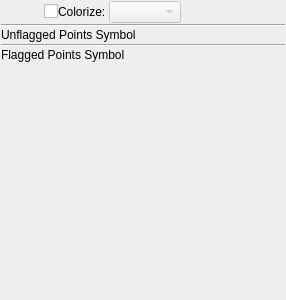
Old version of the form code/plotms/GuiTabs/PlotMSDataSymbolWidget.ui in the repository radio-astro/casa.
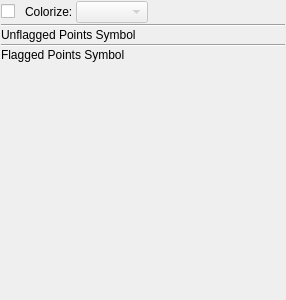
New version of the form.

Commit message: New Development: No             JIRA Issue: CAS-7607         Ready for Test: Yes      Interface Changes: What Interface Changed:          Test Programs:   Put in Release Notes: No              Module(s): plotms            Description: Plotms GUI spacers added for better display on Mac

What changed in the file:
```diff
--- a/code/plotms/GuiTabs/PlotMSDataSymbolWidget.ui
+++ b/code/plotms/GuiTabs/PlotMSDataSymbolWidget.ui
@@ -30,26 +30,29 @@
        <property name="spacing">
         <number>0</number>
        </property>
+       <item>
+        <widget class="QCheckBox" name="colorize">
+         <property name="text">
+          <string/>
+         </property>
+        </widget>
+       </item>
        <item>
         <spacer name="horizontalSpacer">
          <property name="orientation">
           <enum>Qt::Horizontal</enum>
          </property>
+         <property name="sizeType">
+          <enum>QSizePolicy::Fixed</enum>
+         </property>
          <property name="sizeHint" stdset="0">
           <size>
-           <width>40</width>
+           <width>10</width>
            <height>20</height>
           </size>
          </property>
         </spacer>
        </item>
-       <item>
-        <widget class="QCheckBox" name="colorize">
-         <property name="text">
-          <string/>
-         </property>
-        </widget>
-       </item>
        <item>
         <widget class="QLabel" name="colorizeLabel">
          <property name="text">
```
The commit also changes 3 other files.
